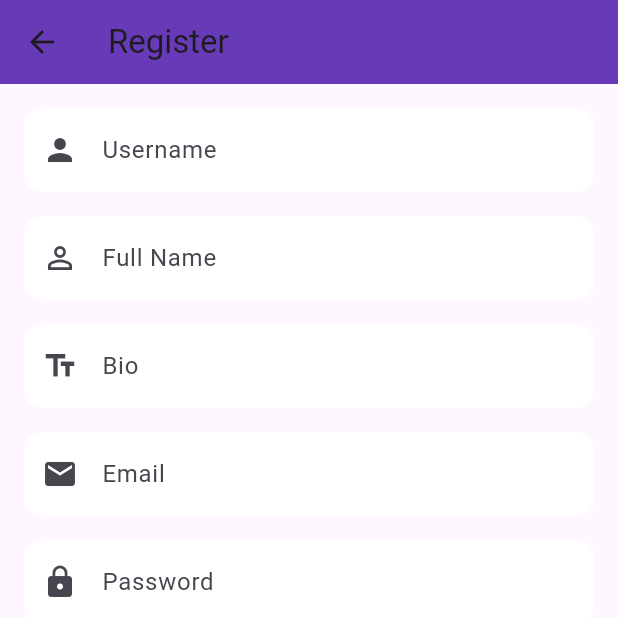
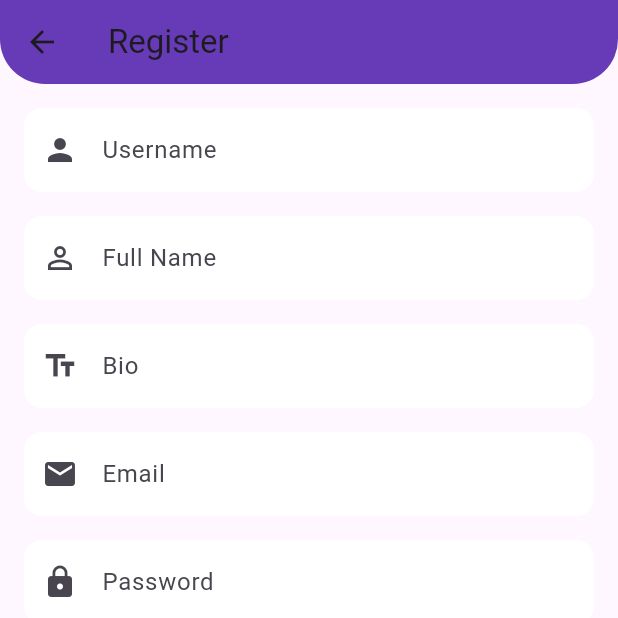
Before and after one commit to nguyenvanhuy2802/Social_Frontend, a Flutter app: the screen it shows after launch, after a tap on "Sign up!", on a phone screen of 412 x 824 dp, the top half of it. Run offline on Flutter 3.47's test engine with Material 3 defaults, Android fonts, the phone set to English and light mode, and no system bars; our stand-ins replace flutter_svg, image_picker.

```diff
--- a/lib/config/ApiConfig.dart
+++ b/lib/config/ApiConfig.dart
@@ -1,5 +1,5 @@
 class ApiConfig {
-  static const String baseUrl = "http://192.168.1.64:8081/api";
+  static const String baseUrl = "http://192.168.1.97:8081/api";
   // Endpoints
   static const String register = "$baseUrl/auth/register";
   static const String login = "$baseUrl/auth/login";
--- a/lib/ui/login/login.dart
+++ b/lib/ui/login/login.dart
@@ -73,35 +73,44 @@ class _LoginScreenState extends State<LoginScreen> {
         backgroundColor: const Color(0xFF0078FF), // Zalo blue color for app bar
         elevation: 0,
         toolbarHeight: 80,
+        shape: RoundedRectangleBorder(
+          borderRadius: BorderRadius.only(
+            bottomLeft: Radius.circular(30),
+            bottomRight: Radius.circular(30),
+          ),
+        ), // Rounded corners for the AppBar
+        flexibleSpace: Padding(
+          padding: const EdgeInsets.all(20.0), // Adding padding to the AppBar
+        ),
       ),
       body: Container(
         decoration: BoxDecoration(
           color: Colors.white, // White background for the entire screen
         ),
-        padding: const EdgeInsets.symmetric(horizontal: 20, vertical: 20), // Reduced vertical padding
+        padding: const EdgeInsets.symmetric(horizontal: 20, vertical: 20), // Adjust padding
         child: Form(
           key: _formKey,
           child: SingleChildScrollView(
             child: Column(
               mainAxisAlignment: MainAxisAlignment.start, // Aligning to the top
               children: [
-                // Add the logo image at the top with animation
+                // Logo image with animation at the top
                 AnimatedOpacity(
                   opacity: 1.0,
-                  duration: Duration(seconds: 1),
+                  duration: const Duration(seconds: 1),
                   child: SvgPicture.asset(
                     'assets/icons/social_logo.svg', // Path to your SVG image
-                    width: 120,
-                    height: 120,
+                    width: 100,  // Smaller logo size
+                    height: 100,
                   ),
                 ),
-                const SizedBox(height: 20), // Reduced space between logo and form fields
+                const SizedBox(height: 15), // Reduced space between logo and form fields
 
                 // "Welcome Back" Text
                 const Text(
                   "Welcome Back",
                   style: TextStyle(
-                    fontSize: 32,  // Larger font size for better visibility
+                    fontSize: 28,  // Slightly smaller font size
                     fontWeight: FontWeight.bold,
                     color: Colors.black, // Black color for text
                     shadows: [
@@ -113,7 +122,7 @@ class _LoginScreenState extends State<LoginScreen> {
                     ],
                   ),
                 ),
-                const SizedBox(height: 30), // Reduced space between title and input fields
+                const SizedBox(height: 25), // Adjusted space between title and input fields
 
                 // Username Field with light purple background
                 TextFormField(
@@ -136,7 +145,7 @@ class _LoginScreenState extends State<LoginScreen> {
                     return null;
                   },
                 ),
-                const SizedBox(height: 15), // Reduced space between username and password fields
+                const SizedBox(height: 12), // Reduced space between username and password fields
 
                 // Password Field with light purple background
                 TextFormField(
@@ -163,7 +172,7 @@ class _LoginScreenState extends State<LoginScreen> {
                     return null;
                   },
                 ),
-                const SizedBox(height: 20), // Reduced space between password field and login button
+                const SizedBox(height: 18), // Adjusted space between password field and login button
 
                 // Login Button with dark purple background
                 _isLoading
--- a/lib/ui/register/register.dart
+++ b/lib/ui/register/register.dart
@@ -114,6 +114,13 @@ class _RegisterScreenState extends State<RegisterScreen> {
       appBar: AppBar(
         title: const Text("Register"),
         backgroundColor: Colors.deepPurple, // Stylish AppBar color
+        elevation: 0,
+        shape: RoundedRectangleBorder(
+          borderRadius: BorderRadius.only(
+            bottomLeft: Radius.circular(30),
+            bottomRight: Radius.circular(30),
+          ),
+        ), // Rounded corners for the AppBar
       ),
       body: Padding(
         padding: const EdgeInsets.all(16.0),
--- a/pubspec.yaml
+++ b/pubspec.yaml
@@ -36,6 +36,7 @@ dependencies:
   mime: ^1.0.0
   http_parser: ^4.0.0
   html: ^0.15.0
+  photo_view: ^0.14.0
 
 
   # The following adds the Cupertino Icons font to your application.
```
Also changed, not shown: lib/ui/home/home.dart (line endings or trailing spaces), pubspec.lock. Lines whose indentation alone changed are shown as unchanged.
